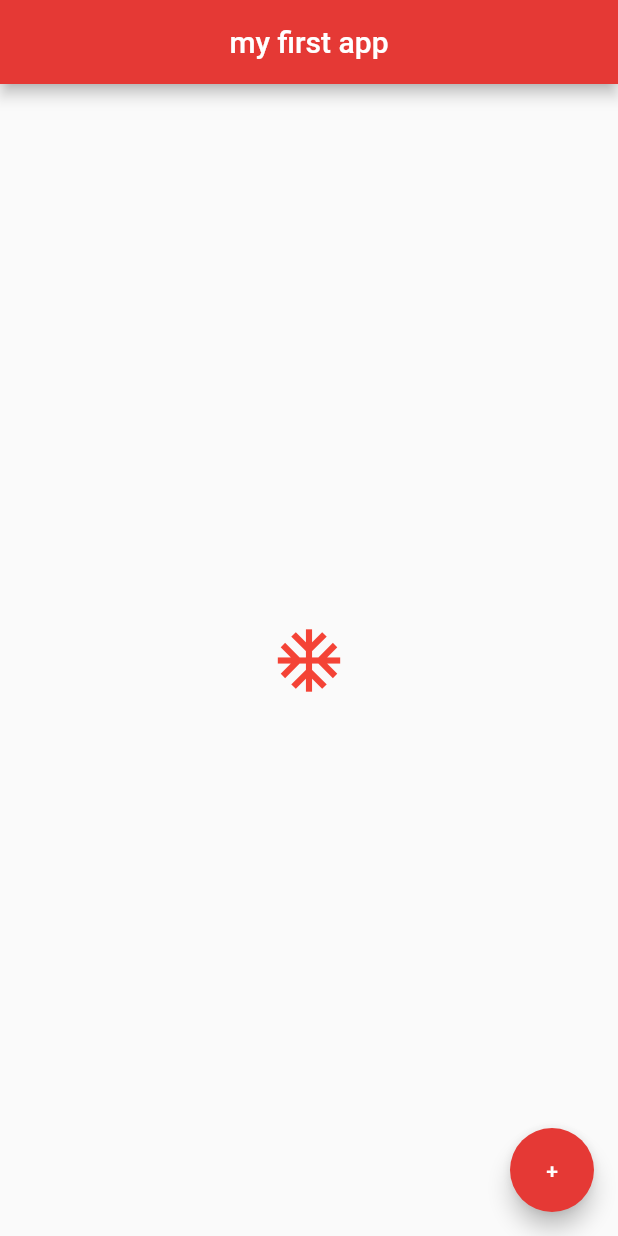
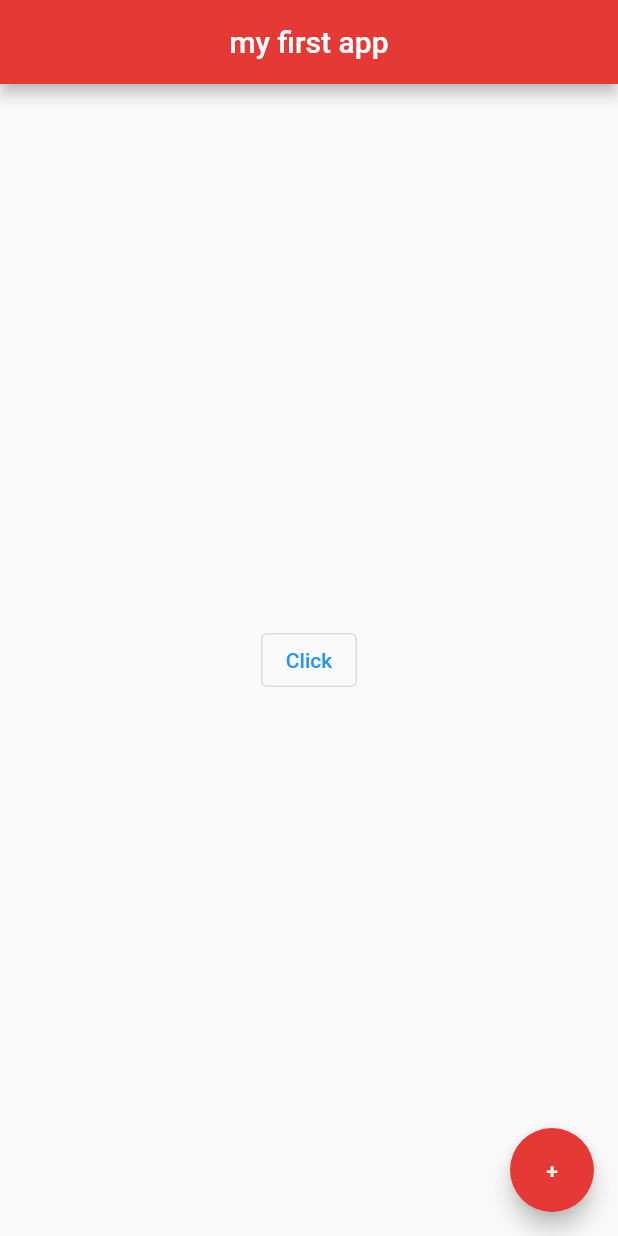
Before and after one commit to habibfr/Aplikasi-Flutter, a Flutter app: the screen it shows after launch, on a phone screen of 412 x 824 dp. Run offline on Flutter 3.47's test engine with Material 2 defaults, Android fonts, the phone set to English and light mode, and no system bars.

Commit message:
add a button, elevatedBtn, TextBtn,OutLaneBtn

```diff
--- a/first_app/lib/main.dart
+++ b/first_app/lib/main.dart
@@ -17,11 +17,12 @@ class Home extends StatelessWidget {
         centerTitle: true,
         backgroundColor: Colors.red[600],
       ),
-      body: const Center(
-        child: Icon(
-          Icons.ac_unit_sharp,
-          color: Colors.red,
-          size: 50.0,
+      body: Center(
+        child: OutlinedButton(
+          child: Text("Click"),
+          onPressed: () {
+            print("you click me!");
+          },
         ),
       ),
       floatingActionButton: FloatingActionButton(
```
